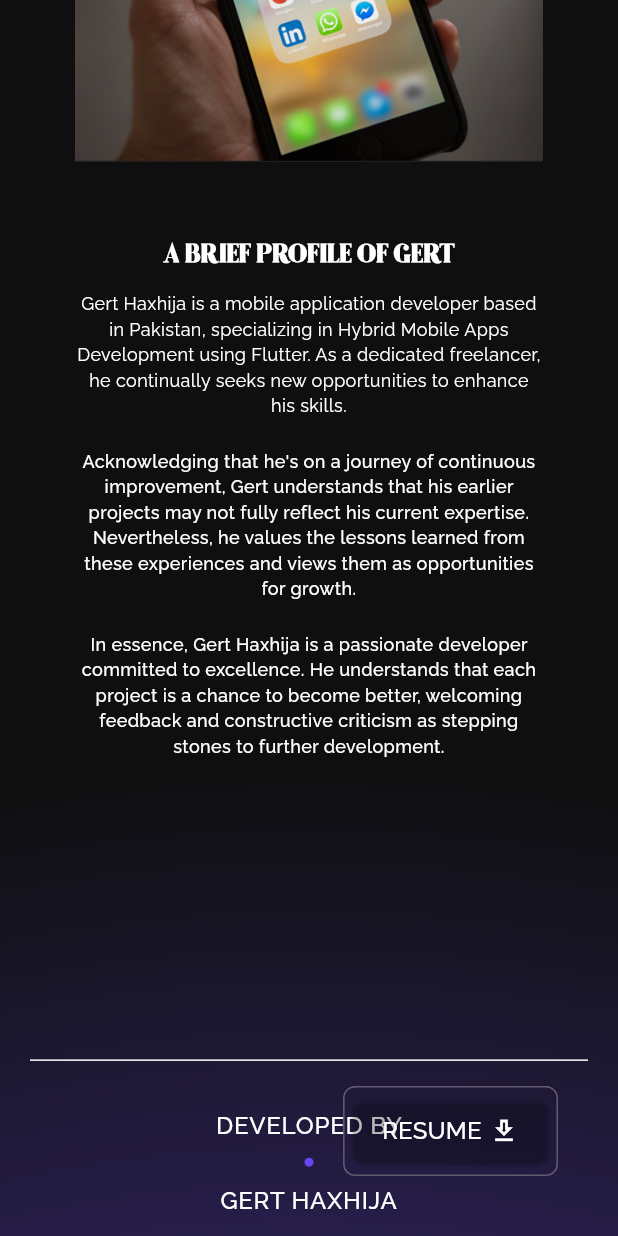
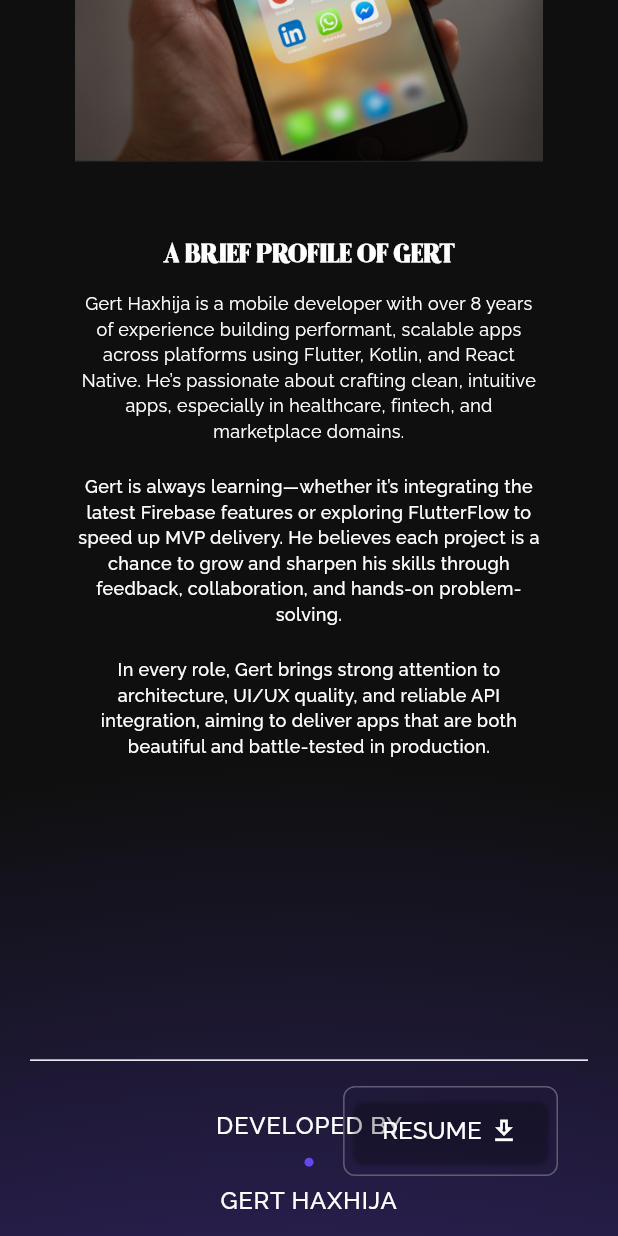
Before and after one commit to haxgert/portfolio, a Flutter app: the AboutPage screen opened by its route, scrolled down 576 dp, on a phone screen of 412 x 824 dp. Run offline on Flutter 3.47's test engine with Material 3 defaults, Android fonts, the phone set to English and light mode, and no system bars; drawn by our look-alikes of entry; our stand-ins replace animated_flip_counter, auto_size_text, delightful_toast, flutter_svg, go_router, shared_preferences and 1 more; missing offline and left inert: flutter_mailer; accounts and stored records are empty.

Commit message:
brief update

```diff
--- a/lib/models/project.dart
+++ b/lib/models/project.dart
@@ -40,7 +40,7 @@ final List<Project> kProjects = [
           "assets/images/project-images/ic-${i}.png",
       ],
       links: [
-        "https://apps.apple.com/tm/developer/bjs-soft-solutions-llc/id1728433156",
+        "https://apps.apple.com/tm/app/image-converter-jpg-png-heic/id6476975237?platform=iphone",
         "https://play.google.com/store/apps/details?id=com.emt.image.pdf.jpg.converter",
       ],
       name: "Image Converter: JPG / PNG",
--- a/lib/view/pages/about/about_page.dart
+++ b/lib/view/pages/about/about_page.dart
@@ -88,7 +88,7 @@ class AboutPage extends StatelessWidget {
                   ),
                   SizedBox(height: 10),
                   Text(
-                    "Gert Haxhija is a mobile application developer based in Pakistan, specializing in Hybrid Mobile Apps Development using Flutter. As a dedicated freelancer, he continually seeks new opportunities to enhance his skills.",
+                    "Gert Haxhija is a mobile developer with over 8 years of experience building performant, scalable apps across platforms using Flutter, Kotlin, and React Native. He’s passionate about crafting clean, intuitive apps, especially in healthcare, fintech, and marketplace domains.",
                     style: Theme.of(context)
                         .textTheme
                         .bodyLarge
@@ -96,7 +96,7 @@ class AboutPage extends StatelessWidget {
                   ),
                   SizedBox(height: 20),
                   Text(
-                    "Acknowledging that he's on a journey of continuous improvement, Gert understands that his earlier projects may not fully reflect his current expertise. Nevertheless, he values the lessons learned from these experiences and views them as opportunities for growth.",
+                    "Gert is always learning—whether it’s integrating the latest Firebase features or exploring FlutterFlow to speed up MVP delivery. He believes each project is a chance to grow and sharpen his skills through feedback, collaboration, and hands-on problem-solving.",
                     style: Theme.of(context)
                         .textTheme
                         .bodyLarge
@@ -104,7 +104,7 @@ class AboutPage extends StatelessWidget {
                   ),
                   SizedBox(height: 20),
                   Text(
-                    "In essence, Gert Haxhija is a passionate developer committed to excellence. He understands that each project is a chance to become better, welcoming feedback and constructive criticism as stepping stones to further development.",
+                    "In every role, Gert brings strong attention to architecture, UI/UX quality, and reliable API integration, aiming to deliver apps that are both beautiful and battle-tested in production.",
                     style: Theme.of(context)
                         .textTheme
                         .bodyLarge
@@ -147,7 +147,7 @@ class AboutPage extends StatelessWidget {
         ),
         SizedBox(height: 10),
         Text(
-          "Gert Haxhija is a mobile application developer based in Pakistan, specializing in Hybrid Mobile Apps Development using Flutter. As a dedicated freelancer, he continually seeks new opportunities to enhance his skills.",
+          "Gert Haxhija is a mobile developer with over 8 years of experience building performant, scalable apps across platforms using Flutter, Kotlin, and React Native. He’s passionate about crafting clean, intuitive apps, especially in healthcare, fintech, and marketplace domains.",
           style: Theme.of(context).textTheme.bodyMedium?.copyWith(
                 fontWeight: FontWeight.w400,
                 fontSize: 12,
@@ -156,7 +156,7 @@ class AboutPage extends StatelessWidget {
         ),
         SizedBox(height: 20),
         Text(
-          "Acknowledging that he's on a journey of continuous improvement, Gert understands that his earlier projects may not fully reflect his current expertise. Nevertheless, he values the lessons learned from these experiences and views them as opportunities for growth.",
+          "Gert is always learning—whether it’s integrating the latest Firebase features or exploring FlutterFlow to speed up MVP delivery. He believes each project is a chance to grow and sharpen his skills through feedback, collaboration, and hands-on problem-solving.",
           style: Theme.of(context)
               .textTheme
               .bodyMedium
@@ -165,7 +165,7 @@ class AboutPage extends StatelessWidget {
         ),
         SizedBox(height: 20),
         Text(
-          "In essence, Gert Haxhija is a passionate developer committed to excellence. He understands that each project is a chance to become better, welcoming feedback and constructive criticism as stepping stones to further development.",
+          "In every role, Gert brings strong attention to architecture, UI/UX quality, and reliable API integration, aiming to deliver apps that are both beautiful and battle-tested in production.",
           style: Theme.of(context)
               .textTheme
               .bodyMedium
```
